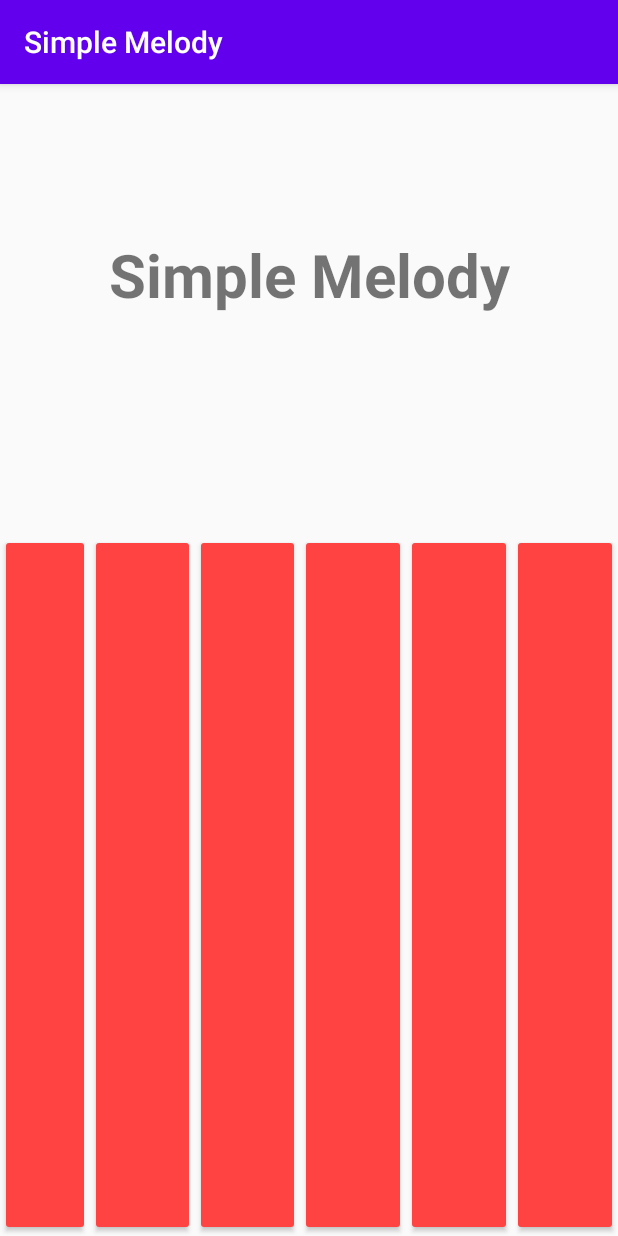
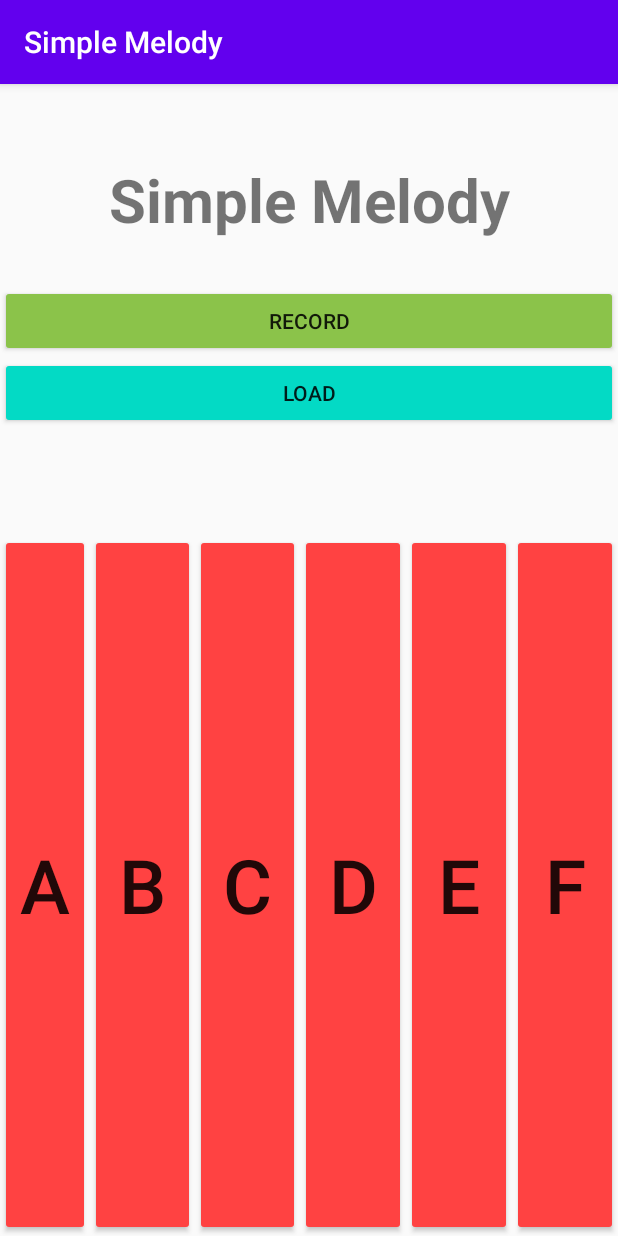
Before and after one commit to PKocur/Simple-Melody-app, an Android app: the screen it shows after launch (MainActivity), on a phone screen of 412 x 824 dp. Run offline under Robolectric (Android 15) with nearby library versions, the phone set to English and light mode, and no system bars.

Commit message:
Add simple recording system
We can record our melody and
display the sequence of notes.

```diff
--- a/app/src/main/java/pl/pk99/simplemelody/ButtonNote.java
+++ /dev/null
@@ -1,25 +0,0 @@
-package pl.pk99.simplemelody;
-
-import android.content.Context;
-import android.util.AttributeSet;
-import android.widget.Button;
-
-public class ButtonNote extends androidx.appcompat.widget.AppCompatButton {
-    private int soundID;
-
-    public int getSoundID() {
-        return soundID;
-    }
-
-    public void setSoundID(int soundID) {
-        this.soundID = soundID;
-    }
-
-    public ButtonNote (Context context) {
-        super(context);
-    }
-
-    public ButtonNote (Context context, AttributeSet attributeSet) {
-        super(context, attributeSet);
-    }
-}
--- a/app/src/main/java/pl/pk99/simplemelody/MainActivity.java
+++ b/app/src/main/java/pl/pk99/simplemelody/MainActivity.java
@@ -8,7 +8,8 @@ import android.view.View;
 
 public class MainActivity extends AppCompatActivity implements View.OnClickListener {
 
-    ButtonNote[] btnNotes;
+    MenuButtons[] noteButtons;
+    MenuButtons[] menuButtons;
     SoundManager soundManager;
 
     @Override
@@ -17,27 +18,50 @@ public class MainActivity extends AppCompatActivity implements View.OnClickListe
         setContentView(R.layout.activity_main);
 
         soundManager = new SoundManager();
-        btnNotes = new ButtonNote[6];
+        noteButtons = new MenuButtons[6];
+        menuButtons = new MenuButtons[2];
 
-        for (int x = 0; x < btnNotes.length; x++) {
-            String buttonID = "btnNote" + (x + 1);
+        for (int x = 0; x < noteButtons.length; x++) {
+            String buttonID = "button" + (x + 1);
             int resID = getResources().getIdentifier(buttonID, "id", getPackageName());
-            btnNotes[x] = findViewById(resID);
-            btnNotes[x].setSoundID(x);
-            btnNotes[x].setOnClickListener(this);
+            noteButtons[x] = findViewById(resID);
+            noteButtons[x].setButtonID(x);
+            noteButtons[x].setOnClickListener(this);
+        }
+
+        for (int x = 0; x < menuButtons.length; x++) {
+            String buttonID = "menuButton" + (x + 1);
+            int resID = getResources().getIdentifier(buttonID, "id", getPackageName());
+            menuButtons[x] = findViewById(resID);
+            menuButtons[x].setButtonID(x + 6);
+            menuButtons[x].setOnClickListener(this);
         }
     }
 
     public void onClick(View view) {
-        ButtonNote buttonNote = (ButtonNote) view;
-        soundManager.playSound(buttonNote.getSoundID(), getApplicationContext());
-        changeButtonsColors(buttonNote);
+        MenuButtons MenuButtons = (MenuButtons) view;
+        int buttonID = MenuButtons.getButtonID();
+
+        if (buttonID < 6) {
+            soundManager.playSound(MenuButtons.getButtonID(), getApplicationContext());
+            changeNoteButtonsColors(MenuButtons);
+        } else {
+            switch (buttonID) {
+                case 6:
+                    boolean recording =  soundManager.recordMelody(getApplicationContext());
+                    int color = recording ? R.color.colorRedDark : R.color.colorGreen;
+                    MenuButtons.setBackgroundTintList(getResources().getColorStateList(color));
+                    break;
+                case 7:
+                    soundManager.loadMelody(getApplicationContext());
+            }
+        }
     }
 
-    public void changeButtonsColors (ButtonNote buttonNote) {
-        for (ButtonNote btnNote : btnNotes) {
-            btnNote.setBackgroundTintList(getResources().getColorStateList(R.color.colorRed));
+    public void changeNoteButtonsColors(MenuButtons MenuButtons) {
+        for (MenuButtons btn : noteButtons) {
+            btn.setBackgroundTintList(getResources().getColorStateList(R.color.colorRed));
         }
-        buttonNote.setBackgroundTintList(getResources().getColorStateList(R.color.colorGreen));
+        MenuButtons.setBackgroundTintList(getResources().getColorStateList(R.color.colorGreen));
     }
 }
--- /dev/null
+++ b/app/src/main/java/pl/pk99/simplemelody/MenuButtons.java
@@ -0,0 +1,24 @@
+package pl.pk99.simplemelody;
+
+import android.content.Context;
+import android.util.AttributeSet;
+
+public class MenuButtons extends androidx.appcompat.widget.AppCompatButton {
+    private int buttonID;
+
+    public int getButtonID() {
+        return buttonID;
+    }
+
+    public void setButtonID(int buttonID) {
+        this.buttonID = buttonID;
+    }
+
+    public MenuButtons(Context context) {
+        super(context);
+    }
+
+    public MenuButtons(Context context, AttributeSet attributeSet) {
+        super(context, attributeSet);
+    }
+}
--- a/app/src/main/res/layout/activity_main.xml
+++ b/app/src/main/res/layout/activity_main.xml
@@ -7,7 +7,7 @@
     tools:context=".MainActivity">
 
     <LinearLayout
-        android:id="@+id/linearLayout2"
+        android:id="@+id/LinearLayout2"
         android:layout_width="match_parent"
         android:layout_height="match_parent"
         android:layout_marginTop="300dp"
@@ -18,62 +18,102 @@
         app:layout_constraintTop_toTopOf="parent"
         app:layout_constraintVertical_bias="0.0">
 
-        <pl.pk99.simplemelody.ButtonNote
-            android:id="@+id/btnNote1"
+        <pl.pk99.simplemelody.MenuButtons
+            android:id="@+id/button1"
             android:layout_width="60dp"
             android:layout_height="match_parent"
-            android:backgroundTint="@color/colorRed" />
+            android:backgroundTint="@color/colorRed"
+            android:text="A"
+            android:textSize="50sp" />
 
-        <pl.pk99.simplemelody.ButtonNote
-            android:id="@+id/btnNote2"
+        <pl.pk99.simplemelody.MenuButtons
+            android:id="@+id/button2"
             android:layout_width="60dp"
             android:layout_height="match_parent"
             android:layout_weight="1"
-            android:backgroundTint="@color/colorRed" />
+            android:backgroundTint="@color/colorRed"
+            android:text="B"
+            android:textSize="50sp" />
 
-        <pl.pk99.simplemelody.ButtonNote
-            android:id="@+id/btnNote3"
+        <pl.pk99.simplemelody.MenuButtons
+            android:id="@+id/button3"
             android:layout_width="60dp"
             android:layout_height="match_parent"
             android:layout_weight="1"
-            android:backgroundTint="@color/colorRed" />
+            android:backgroundTint="@color/colorRed"
+            android:text="C"
+            android:textSize="50sp" />
 
-        <pl.pk99.simplemelody.ButtonNote
-            android:id="@+id/btnNote4"
+        <pl.pk99.simplemelody.MenuButtons
+            android:id="@+id/button4"
             android:layout_width="60dp"
             android:layout_height="match_parent"
             android:layout_weight="1"
-            android:backgroundTint="@color/colorRed" />
+            android:backgroundTint="@color/colorRed"
+            android:text="D"
+            android:textSize="50sp" />
 
-        <pl.pk99.simplemelody.ButtonNote
-            android:id="@+id/btnNote5"
+        <pl.pk99.simplemelody.MenuButtons
+            android:id="@+id/button5"
             android:layout_width="60dp"
             android:layout_height="match_parent"
             android:layout_weight="1"
-            android:backgroundTint="@color/colorRed" />
+            android:backgroundTint="@color/colorRed"
+            android:text="E"
+            android:textSize="50sp" />
 
-        <pl.pk99.simplemelody.ButtonNote
-            android:id="@+id/btnNote6"
+        <pl.pk99.simplemelody.MenuButtons
+            android:id="@+id/button6"
             android:layout_width="60dp"
             android:layout_height="match_parent"
             android:layout_weight="1"
-            android:backgroundTint="@color/colorRed" />
+            android:backgroundTint="@color/colorRed"
+            android:text="F"
+            android:textSize="50sp" />
     </LinearLayout>
 
     <TextView
         android:id="@+id/textView"
         android:layout_width="wrap_content"
         android:layout_height="wrap_content"
-        android:layout_marginTop="100dp"
+        android:layout_marginTop="50dp"
         android:layout_marginBottom="50dp"
         android:text="@string/app_name"
         android:textAlignment="center"
         android:textAllCaps="false"
         android:textSize="40sp"
         android:textStyle="bold"
-        app:layout_constraintBottom_toTopOf="@+id/linearLayout2"
+        app:layout_constraintBottom_toTopOf="@+id/LinearLayout2"
         app:layout_constraintEnd_toEndOf="parent"
         app:layout_constraintStart_toStartOf="parent"
         app:layout_constraintTop_toTopOf="parent"
         app:layout_constraintVertical_bias="0.0" />
+
+    <LinearLayout
+        android:id="@+id/LinearLayout"
+        android:layout_width="match_parent"
+        android:layout_height="wrap_content"
+        android:layout_marginTop="30dp"
+        android:layout_marginBottom="50dp"
+        android:orientation="vertical"
+        app:layout_constraintBottom_toTopOf="@+id/LinearLayout2"
+        app:layout_constraintEnd_toEndOf="parent"
+        app:layout_constraintStart_toStartOf="parent"
+        app:layout_constraintTop_toBottomOf="@+id/textView"
+        app:layout_constraintVertical_bias="0.0">
+
+        <pl.pk99.simplemelody.MenuButtons
+            android:id="@+id/menuButton1"
+            android:layout_width="match_parent"
+            android:layout_height="wrap_content"
+            android:backgroundTint="@color/colorGreen"
+            android:text="@string/record" />
+
+        <pl.pk99.simplemelody.MenuButtons
+            android:id="@+id/menuButton2"
+            android:layout_width="match_parent"
+            android:layout_height="wrap_content"
+            android:backgroundTint="@color/colorAccent"
+            android:text="@string/load" />
+    </LinearLayout>
 </androidx.constraintlayout.widget.ConstraintLayout>
--- a/app/src/main/res/values/colors.xml
+++ b/app/src/main/res/values/colors.xml
@@ -5,4 +5,5 @@
     <color name="colorAccent">#03DAC5</color>
     <color name="colorRed">#FF4242</color>
     <color name="colorGreen">#8BC34A</color>
+    <color name="colorRedDark">#A70C01</color>
 </resources>
--- a/app/src/main/res/values/strings.xml
+++ b/app/src/main/res/values/strings.xml
@@ -1,3 +1,6 @@
 <resources>
     <string name="app_name">Simple Melody</string>
+    <string name="record">Record</string>
+    <string name="load">Load</string>
+    <string name="your_melody">Your melody: </string>
 </resources>
```
Also changed, not shown: app/src/main/java/pl/pk99/simplemelody/SoundManager.java (+56 -0 lines).
